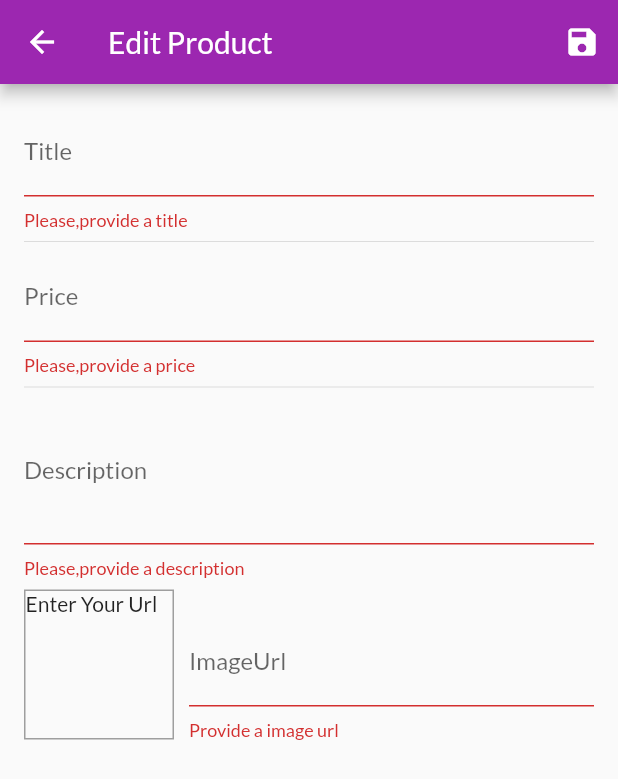
After one commit to engcomAndre/ShopApp, a Flutter app: the EditProductScreen screen opened by its route, after a tap on the "save" icon, on a phone screen of 412 x 824 dp. The commit adds this screen. Shown: the top 779 px of the screen. Run offline on Flutter 3.47's test engine with Material 2 defaults, Android fonts, the phone set to English and light mode, and no system bars; network calls fail.

Commit message:
add manage products

```diff
--- a/lib/providers/orders.dart
+++ b/lib/providers/orders.dart
@@ -2,7 +2,7 @@ import 'package:flutter/foundation.dart';
 
 import '../providers/cart.dart';
 
-class OrdersItems {
+class OrderItem {
   @required
   final String id;
   @required
@@ -12,20 +12,20 @@ class OrdersItems {
   @required
   final DateTime dateTime;
 
-  OrdersItems({this.id, this.amount, this.products, this.dateTime});
+  OrderItem({this.id, this.amount, this.products, this.dateTime});
 }
 
 class Orders with ChangeNotifier {
-  List<OrdersItems> _ordersItems = [];
+  List<OrderItem> _ordersItems = [];
 
-  List<OrdersItems> get orders {
+  List<OrderItem> get orders {
     return [..._ordersItems];
   }
 
   void addOrder(List<CartItem> cartProducts, double total) {
-    orders.insert(
+    _ordersItems.insert(
         0,
-        OrdersItems(
+        OrderItem(
             id: DateTime.now().toString(),
             amount: total,
             dateTime: DateTime.now(),
--- a/lib/providers/product.dart
+++ b/lib/providers/product.dart
@@ -2,7 +2,7 @@ import 'package:flutter/foundation.dart';
 
 class Product with ChangeNotifier {
   final String id;
-  final String title;
+  String title;
   final String description;
   final String imageUrl;
   final double price;
@@ -18,6 +18,11 @@ class Product with ChangeNotifier {
 
   void toggleFavoriteStatus() {
     isFavorite = !isFavorite;
+    if (isFavorite) {
+      title = title + "!";
+    } else {
+      title = title.replaceFirst('!', '');
+    }
     notifyListeners();
   }
 }
--- a/lib/providers/products.dart
+++ b/lib/providers/products.dart
@@ -61,8 +61,15 @@ class Products with ChangeNotifier {
     notifyListeners();
   }
 
-  void addProduct(value) {
-    _items.add(value);
+  void addProduct(Product product) {
+    final newProduct = Product(
+        id: TimeOfDay.now().toString(),
+        title: product.title,
+        description: product.description,
+        price: product.price,
+        imageUrl: product.imageUrl,
+        isFavorite: false);
+    _items.add(newProduct);
     notifyListeners();
   }
 
@@ -70,7 +77,18 @@ class Products with ChangeNotifier {
     return _items.firstWhere((product) => product.id == id);
   }
 
-  void removeIProduct(String productId) {
+  void updateProduct(String id, Product newProduct) {
+    final prodIndex = _items.indexWhere((prod) => prod.id == id);
+    if (prodIndex >= 0) {
+      _items[prodIndex] = newProduct;
+    } else {
+      print('....');
+    }
+
+    notifyListeners();
+  }
+
+  void deleteProduct(String productId) {
     _items.removeWhere((product) => product.id == productId);
     notifyListeners();
   }
--- a/lib/screens/cart_screen.dart
+++ b/lib/screens/cart_screen.dart
@@ -31,7 +31,7 @@ class CartScreen extends StatelessWidget {
                   Spacer(),
                   Chip(
                     label: Text(
-                      '\$${cart.totalAmount}',
+                      '\$${cart.totalAmount.toStringAsFixed(2)}',
                       style: TextStyle(
                           color:
                               Theme.of(context).primaryTextTheme.title.color),
--- /dev/null
+++ b/lib/screens/edit_products_screen.dart
@@ -0,0 +1,258 @@
+import 'package:flutter/material.dart';
+import 'package:provider/provider.dart';
+
+import '../providers/products.dart';
+import '../providers/product.dart';
+
+class EditProductScreen extends StatefulWidget {
+  static const routeName = '/edit-product';
+  @override
+  _EditProductScreenState createState() => _EditProductScreenState();
+}
+
+class _EditProductScreenState extends State<EditProductScreen> {
+  final _priveFocusNode = FocusNode();
+  final _descriptionFocusNode = FocusNode();
+  final _imageUrlController = TextEditingController();
+  final _imageUrlFocusNode = FocusNode();
+  final _form = GlobalKey<FormState>();
+  var _editedProduct =
+      Product(id: null, title: '', description: '', imageUrl: '', price: 0.0);
+  var _isInit = true;
+  var _initValues = {
+    'title': '',
+    'description': '',
+    'price': '',
+    'imageUrl': '',
+  };
+
+  @override
+  void dispose() {
+    _imageUrlFocusNode.removeListener(_updateImageUrl);
+    _priveFocusNode.dispose();
+    _descriptionFocusNode.dispose();
+    _imageUrlController.dispose();
+    _imageUrlFocusNode.dispose();
+    super.dispose();
+  }
+
+  void _updateImageUrl() {
+    if (!_imageUrlFocusNode.hasFocus) {
+      if ((!_imageUrlController.text.startsWith('http') &&
+              !_imageUrlController.text.startsWith('https')) ||
+          (!_imageUrlController.text.endsWith('jpg') &&
+              !_imageUrlController.text.endsWith('png') &&
+              !_imageUrlController.text.endsWith('.jpeg'))) {
+        return;
+      }
+      setState(() {});
+    }
+  }
+
+  @override
+  void initState() {
+    _imageUrlFocusNode.addListener(_updateImageUrl);
+    super.initState();
+  }
+
+  @override
+  void didChangeDependencies() {
+    if (_isInit) {
+      final productId = ModalRoute.of(context).settings.arguments as String;
+      if (productId != null) {
+        _editedProduct =
+            Provider.of<Products>(context, listen: false).findById(productId);
+
+        _initValues = {
+          'title': _editedProduct.title,
+          'description': _editedProduct.description,
+          'price': _editedProduct.price.toString(),
+          'imageUrl': '',
+        };
+        _imageUrlController.text = _editedProduct.imageUrl;
+      }
+      super.didChangeDependencies();
+    }
+  }
+
+  void _saveForm() {
+    final isValid = _form.currentState.validate();
+    if (!isValid) {
+      return;
+    }
+    _form.currentState.save();
+    if (_editedProduct.id != null) {
+      Provider.of<Products>(context, listen: false)
+          .updateProduct(_editedProduct.id, _editedProduct);
+    } else {
+      Provider.of<Products>(context, listen: false).addProduct(_editedProduct);
+    }
+    Navigator.of(context).pop();
+  }
+
+  @override
+  Widget build(BuildContext context) {
+    return Scaffold(
+      appBar: AppBar(
+        title: Text('Edit Product'),
+        actions: <Widget>[
+          IconButton(
+            icon: Icon(Icons.save),
+            onPressed: _saveForm,
+          )
+        ],
+      ),
+      body: Padding(
+        padding: const EdgeInsets.all(16.0),
+        child: Form(
+          key: _form,
+          child: ListView(
+            children: <Widget>[
+              TextFormField(
+                initialValue: _initValues['title'],
+                decoration: InputDecoration(
+                  labelText: 'Title',
+                ),
+                textInputAction: TextInputAction.next,
+                onFieldSubmitted: (_) {
+                  FocusScope.of(context).requestFocus(_priveFocusNode);
+                },
+                validator: (value) {
+                  if (value.isEmpty) {
+                    return 'Please,provide a title';
+                  }
+                  return null;
+                },
+                onSaved: (value) {
+                  _editedProduct = Product(
+                      id: _editedProduct.id,
+                      title: value,
+                      description: _editedProduct.description,
+                      price: _editedProduct.price,
+                      imageUrl: _editedProduct.imageUrl,
+                      isFavorite: _editedProduct.isFavorite);
+                },
+              ),
+              Divider(),
+              TextFormField(
+                initialValue: _initValues['price'],
+                decoration: InputDecoration(
+                  labelText: 'Price',
+                ),
+                textInputAction: TextInputAction.next,
+                keyboardType: TextInputType.number,
+                focusNode: _priveFocusNode,
+                onFieldSubmitted: (_) {
+                  FocusScope.of(context).requestFocus(_descriptionFocusNode);
+                },
+                validator: (value) {
+                  if (value.isEmpty) {
+                    return 'Please,provide a price';
+                  }
+                  if (double.tryParse(value) == null) {
+                    return 'Please,proenter a valid number.';
+                  }
+                  if (double.parse(value) <= 0.0) {
+                    return 'Please,enter a number greater than zero.';
+                  }
+                  return null;
+                },
+                onSaved: (value) {
+                  _editedProduct = Product(
+                      id: _editedProduct.id,
+                      title: _editedProduct.title,
+                      description: _editedProduct.description,
+                      price: double.parse(value),
+                      imageUrl: _editedProduct.imageUrl,
+                      isFavorite: _editedProduct.isFavorite);
+                },
+              ),
+              Divider(),
+              TextFormField(
+                initialValue: _initValues['description'],
+                decoration: InputDecoration(
+                  labelText: 'Description',
+                ),
+                maxLines: 3,
+                keyboardType: TextInputType.multiline,
+                focusNode: _descriptionFocusNode,
+                validator: (value) {
+                  if (value.isEmpty) {
+                    return 'Please,provide a description';
+                  }
+                  if (value.length < 10) {
+                    return 'Should be at least 10 characters long';
+                  }
+                  return null;
+                },
+                onSaved: (value) {
+                  _editedProduct = Product(
+                      id: _editedProduct.id,
+                      title: _editedProduct.title,
+                      description: value,
+                      price: _editedProduct.price,
+                      imageUrl: _editedProduct.imageUrl,
+                      isFavorite: _editedProduct.isFavorite);
+                },
+              ),
+              Row(
+                crossAxisAlignment: CrossAxisAlignment.end,
+                children: <Widget>[
+                  Container(
+                    width: 100,
+                    height: 100,
+                    margin: EdgeInsets.only(top: 8, right: 10),
+                    decoration: BoxDecoration(
+                        border: Border.all(width: 1, color: Colors.grey)),
+                    child: _imageUrlController.text.isEmpty
+                        ? Text('Enter Your Url')
+                        : FittedBox(
+                            child: Image.network(
+                              _imageUrlController.text,
+                              fit: BoxFit.cover,
+                            ),
+                          ),
+                  ),
+                  Expanded(
+                    child: TextFormField(
+                      decoration: InputDecoration(labelText: 'ImageUrl'),
+                      keyboardType: TextInputType.url,
+                      textInputAction: TextInputAction.done,
+                      controller: _imageUrlController,
+                      focusNode: _imageUrlFocusNode,
+                      onFieldSubmitted: (_) => {_saveForm()},
+                      validator: (value) {
+                        if (value.isEmpty) {
+                          return 'Provide a image url';
+                        }
+                        if (!value.startsWith('http') &&
+                            !value.startsWith('https')) {
+                          return 'Please,provide a valid image URL.';
+                        }
+                        if (!value.endsWith('.jpeg') &&
+                            !value.endsWith('.jpg') &&
+                            !value.endsWith('.png')) {
+                          return 'Please,provide a valid image.';
+                        }
+                        return null;
+                      },
+                      onSaved: (value) {
+                        _editedProduct = Product(
+                            id: _editedProduct.id,
+                            title: _editedProduct.title,
+                            description: _editedProduct.description,
+                            price: _editedProduct.price,
+                            imageUrl: value,
+                            isFavorite: _editedProduct.isFavorite);
+                      },
+                    ),
+                  ),
+                ],
+              ),
+            ],
+          ),
+        ),
+      ),
+    );
+  }
+}
--- a/lib/screens/product_overview_screen.dart
+++ b/lib/screens/product_overview_screen.dart
@@ -1,6 +1,7 @@
 import 'package:flutter/material.dart';
 import 'package:provider/provider.dart';
 
+import '../widgets/app_drawer.dart';
 import '../screens/cart_screen.dart';
 import '../widgets/products_grid.dart';
 import '../widgets/badge.dart';
@@ -63,6 +64,7 @@ class _ProductsOverviewScreenState extends State<ProductsOverviewScreen> {
           ),
         ],
       ),
+      drawer: AppDrawer(),
       body: new ProductsGrid(_showOnlyFavoritesData),
     );
   }
--- a/pubspec.yaml
+++ b/pubspec.yaml
@@ -20,6 +20,7 @@ dependencies:
   flutter:
     sdk: flutter
   provider: ^3.0.0
+  intl : ^0.15.8
 
   # The following adds the Cupertino Icons font to your application.
   # Use with the CupertinoIcons class for iOS style icons.
```
Also changed, not shown: lib/main.dart (+8 -1 lines), lib/providers/cart.dart (+20 -1 lines), lib/screens/orders_screen.dart (added, +25 -0 lines), lib/screens/user_products_screen.dart (added, +44 -0 lines), lib/widgets/app_drawer.dart (added, +47 -0 lines), lib/widgets/cart_item.dart (+23 -0 lines), lib/widgets/order_item.dart (added, +67 -0 lines), lib/widgets/product_item.dart (+13 -0 lines), lib/widgets/user_product_item.dart (added, +47 -0 lines), 1 other file.
